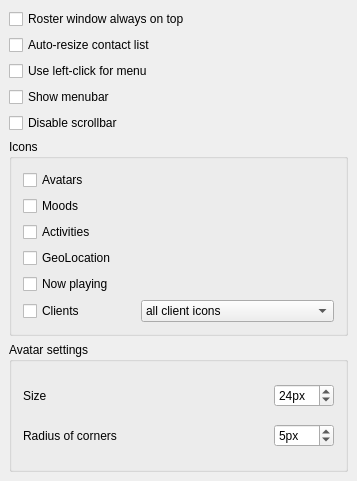
First picture: the form in src/options/opt_roster.ui, repository psi-im/psi, before the edit.
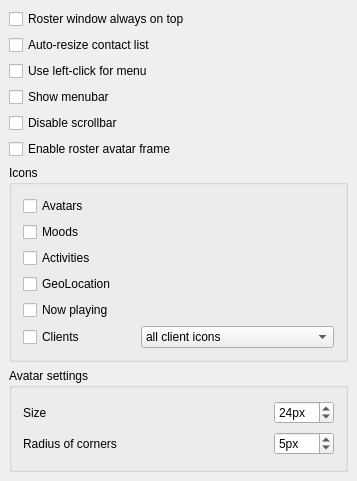
Second picture: the form after the edit.

Commit message: Added nice optional frame with own avater and pep stuff (Psi+ patch 0600-psi-roster-avatar-frame.diff)

The edit to the form file:
```diff
--- a/src/options/opt_roster.ui
+++ b/src/options/opt_roster.ui
@@ -61,6 +61,16 @@
      </property>
     </widget>
    </item>
+   <item>
+    <widget class="QCheckBox" name="ck_roster_avatar">
+     <property name="whatsThis">
+      <string>Enables avatar frame at the top of roster</string>
+     </property>
+     <property name="text">
+      <string>Enable roster avatar frame</string>
+     </property>
+    </widget>
+   </item>
    <item>
     <widget class="QGroupBox" name="gb_docklet">
      <property name="title">
```
The commit also changes 10 other files.
